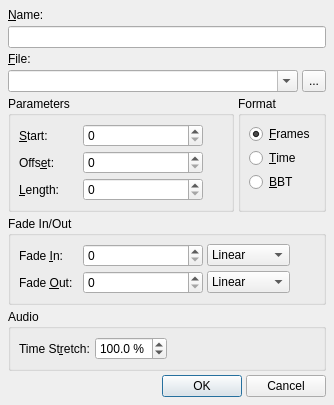
Qt form src/qtractorClipForm.ui (rncbc/qtractor) before a commit.
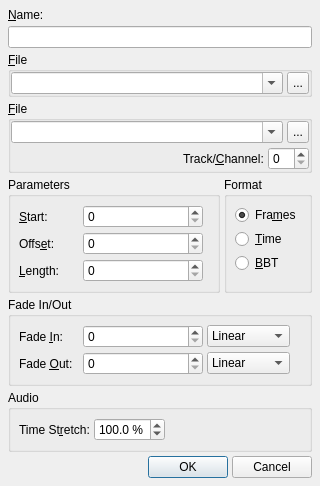
The same form after that commit. Icons and pictures are not drawn. Custom widgets are drawn as their Qt base class.

Commit message: - Clip dialog gets prepared for filename editing (2nd round).

What changed in the file:
```diff
--- a/src/qtractorClipForm.ui
+++ b/src/qtractorClipForm.ui
@@ -21,6 +21,14 @@
   </comment>
  <class>qtractorClipForm</class>
  <widget class="QDialog" name="qtractorClipForm" >
+  <property name="geometry" >
+   <rect>
+    <x>0</x>
+    <y>0</y>
+    <width>320</width>
+    <height>480</height>
+   </rect>
+  </property>
   <property name="focusPolicy" >
    <enum>Qt::StrongFocus</enum>
   </property>
@@ -45,7 +53,7 @@
     <widget class="QLineEdit" name="ClipNameLineEdit" >
      <property name="minimumSize" >
       <size>
-       <width>240</width>
+       <width>260</width>
        <height>0</height>
       </size>
      </property>
@@ -55,25 +63,81 @@
     </widget>
    </item>
    <item row="2" column="0" colspan="2" >
-    <widget class="QLabel" name="FilenameTextLabel" >
+    <widget class="QGroupBox" name="AudioFileGroupBox" >
+     <property name="title" >
+      <string>&amp;File</string>
+     </property>
+     <property name="flat" >
+      <bool>true</bool>
+     </property>
+     <layout class="QGridLayout" >
+      <property name="margin" >
+       <number>0</number>
+      </property>
+      <item row="0" column="0" >
+       <layout class="QHBoxLayout" >
+        <item>
+         <widget class="QComboBox" name="AudioFileComboBox" >
+          <property name="minimumSize" >
+           <size>
+            <width>240</width>
+            <height>0</height>
+           </size>
+          </property>
+          <property name="toolTip" >
+           <string>Audio clip filename</string>
+          </property>
+          <property name="editable" >
+           <bool>true</bool>
+          </property>
+         </widget>
+        </item>
+        <item>
+         <widget class="QToolButton" name="AudioFileToolButton" >
+          <property name="minimumSize" >
+           <size>
+            <width>22</width>
+            <height>22</height>
+           </size>
+          </property>
+          <property name="maximumSize" >
+           <size>
+            <width>22</width>
+            <height>22</height>
+           </size>
+          </property>
+          <property name="focusPolicy" >
+           <enum>Qt::TabFocus</enum>
+          </property>
+          <property name="toolTip" >
+           <string>Browse for audio clip filename</string>
+          </property>
      <property name="text" >
-      <string>&amp;File:</string>
-     </property>
-     <property name="buddy" >
-      <cstring>FilenameComboBox</cstring>
-     </property>
+           <string>...</string>
+          </property>
+         </widget>
+        </item>
+       </layout>
+      </item>
+     </layout>
     </widget>
    </item>
    <item row="3" column="0" colspan="2" >
-    <layout class="QHBoxLayout" >
+    <widget class="QGroupBox" name="MidiFileGroupBox" >
+     <property name="title" >
+      <string>&amp;File</string>
+     </property>
+     <property name="flat" >
+      <bool>true</bool>
+     </property>
+     <layout class="QGridLayout" >
      <property name="margin" >
       <number>0</number>
      </property>
-     <property name="spacing" >
-      <number>4</number>
-     </property>
+      <item row="0" column="0" colspan="3" >
+       <layout class="QHBoxLayout" >
      <item>
-      <widget class="QComboBox" name="FilenameComboBox" >
+         <widget class="QComboBox" name="MidiFileComboBox" >
        <property name="minimumSize" >
         <size>
          <width>240</width>
@@ -89,7 +153,7 @@
       </widget>
      </item>
      <item>
-      <widget class="QToolButton" name="FilenameToolButton" >
+         <widget class="QToolButton" name="MidiFileToolButton" >
        <property name="minimumSize" >
         <size>
          <width>22</width>
@@ -98,8 +162,8 @@
        </property>
        <property name="maximumSize" >
         <size>
-         <width>24</width>
-         <height>24</height>
+            <width>22</width>
+            <height>22</height>
         </size>
        </property>
        <property name="focusPolicy" >
@@ -114,6 +178,45 @@
       </widget>
      </item>
     </layout>
+      </item>
+      <item row="1" column="0" >
+       <spacer>
+        <property name="orientation" >
+         <enum>Qt::Horizontal</enum>
+        </property>
+        <property name="sizeHint" >
+         <size>
+          <width>120</width>
+          <height>20</height>
+         </size>
+        </property>
+       </spacer>
+      </item>
+      <item row="1" column="1" >
+       <widget class="QLabel" name="TrackChannelTextLabel" >
+        <property name="text" >
+         <string>Track/&amp;Channel:</string>
+        </property>
+        <property name="buddy" >
+         <cstring>TrackChannelSpinBox</cstring>
+        </property>
+       </widget>
+      </item>
+      <item row="1" column="2" >
+       <widget class="QSpinBox" name="TrackChannelSpinBox" >
+        <property name="minimumSize" >
+         <size>
+          <width>40</width>
+          <height>0</height>
+         </size>
+        </property>
+        <property name="toolTip" >
+         <string>MIDI clip track/channel</string>
+        </property>
+       </widget>
+      </item>
+     </layout>
+    </widget>
    </item>
    <item row="4" column="0" >
     <widget class="QGroupBox" name="ParamGroupBox" >
@@ -132,7 +235,7 @@
         <property name="sizeHint" >
          <size>
           <width>20</width>
-          <height>40</height>
+          <height>20</height>
          </size>
         </property>
        </spacer>
@@ -239,7 +342,7 @@
          <string>Frames</string>
         </property>
         <property name="text" >
-         <string>&amp;Frames</string>
+         <string>Fra&amp;mes</string>
         </property>
         <property name="checked" >
          <bool>true</bool>
@@ -299,7 +402,7 @@
         <property name="sizeHint" >
          <size>
           <width>20</width>
-          <height>40</height>
+          <height>20</height>
          </size>
         </property>
        </spacer>
@@ -456,13 +559,13 @@
          <number>1</number>
         </property>
         <property name="minimum" >
-         <double>1.0</double>
+         <double>1.000000000000000</double>
         </property>
         <property name="maximum" >
-         <double>300.0</double>
+         <double>300.000000000000000</double>
         </property>
         <property name="value" >
-         <double>100.0</double>
+         <double>100.000000000000000</double>
         </property>
        </widget>
       </item>
@@ -471,12 +574,6 @@
    </item>
    <item row="7" column="0" colspan="2" >
     <layout class="QHBoxLayout" >
-     <property name="spacing" >
-      <number>4</number>
-     </property>
-     <property name="margin" >
-      <number>0</number>
-     </property>
      <item>
       <spacer>
        <property name="orientation" >
```
Left out of the diff: 23 changed lines with no effect on the pictures. Lines whose indentation alone changed are shown as unchanged. The commit also changes 4 other files.
